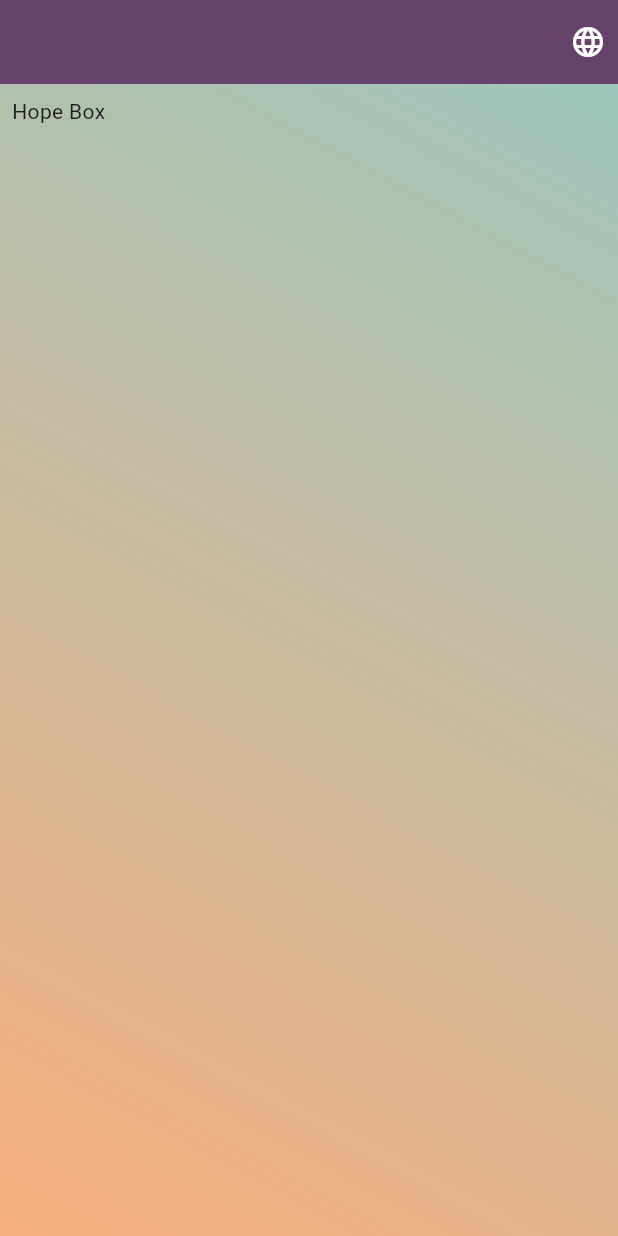
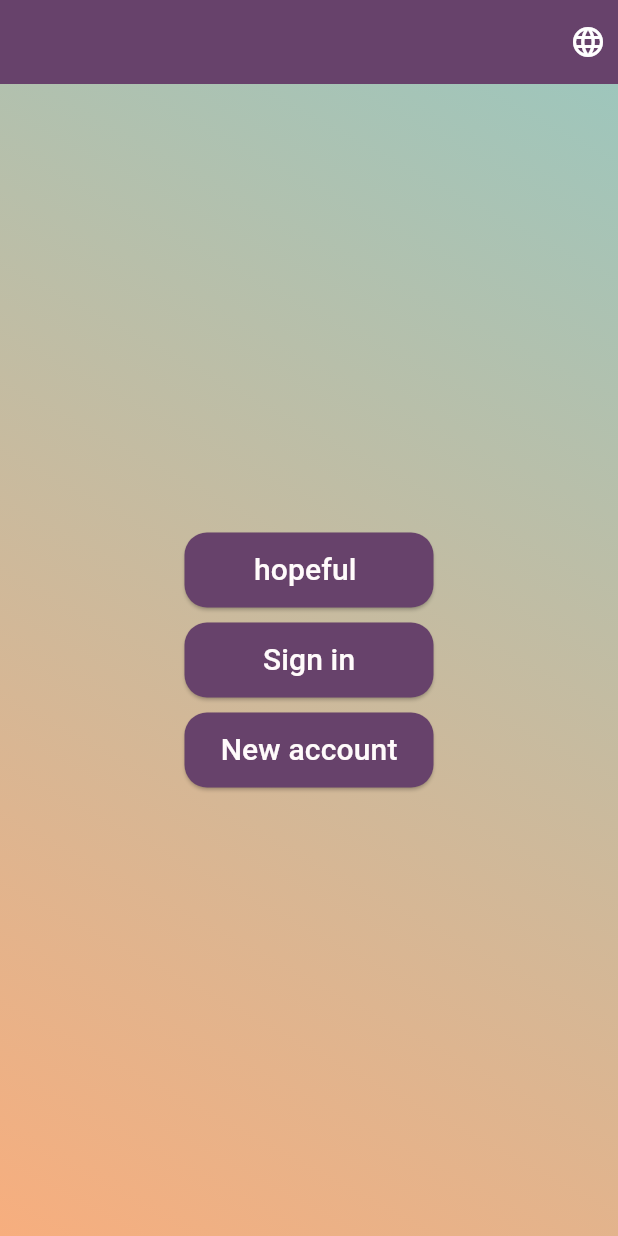
Before and after one commit to SaraElwatany/Nour-App, a Flutter app: the screen it shows after launch, on a phone screen of 412 x 824 dp. Run offline on Flutter 3.47's test engine with Material 3 defaults, Android fonts, the phone set to English and light mode, and no system bars; our stand-ins replace shared_preferences; generated files the repository leaves out were written again.

Commit message:
Welcome screen

```diff
--- a/lib/l10n/intl_ar.arb
+++ b/lib/l10n/intl_ar.arb
@@ -1,5 +1,8 @@
 {
-"hope_box": "صندوق الأمل"
+"hope_box": "صندوق الأمل",
+"sign_in" : "تسجيل دخول",
+"new_account" : "انشاء حساب",
+"hope": "هدوء و أمل"
 
 
 
--- a/lib/l10n/intl_en.arb
+++ b/lib/l10n/intl_en.arb
@@ -1,5 +1,8 @@
 {
-"hope_box": "Hope Box"
+"hope_box": "Hope Box",
+"sign_in" : "Sign in",
+"new_account" : "New account",
+"hope": "hopeful "
 
 
 
--- /dev/null
+++ b/lib/screens/Welcome_screen.dart
@@ -0,0 +1,109 @@
+import 'package:flutter/material.dart';
+import 'package:nour_app/generated/l10n.dart';
+import 'package:nour_app/widgets/localization_icon.dart';
+import 'package:nour_app/screens/hope_box.dart';
+
+class Welcome extends StatefulWidget {
+  const Welcome({Key? key}) : super(key: key);
+
+  @override
+  State<Welcome> createState() => _WelcomeState();
+}
+
+class _WelcomeState extends State<Welcome> {
+  @override
+  Widget build(BuildContext context) {
+    return Scaffold(
+      appBar: const LocalizationIcon(),
+      body: Container(
+        width: double.infinity,
+        height: double.infinity,
+        decoration: BoxDecoration(
+          gradient: LinearGradient(
+            colors: [
+              Theme.of(context).colorScheme.primary,
+              Theme.of(context).colorScheme.secondary,
+            ],
+            begin: Alignment.bottomLeft,
+            end: Alignment.topRight,
+          ),
+        ),
+        child: Padding(
+          padding: const EdgeInsets.all(8.0),
+          child: Column(
+            mainAxisAlignment: MainAxisAlignment.center,
+            children: [
+              Center(
+                child: Column(
+                  crossAxisAlignment: CrossAxisAlignment.center,
+                  children: [
+                    ElevatedButton(
+                      onPressed: () {
+                        Navigator.push(
+                          context,
+                          MaterialPageRoute(
+                              builder: (context) => const HopeBox()),
+                        );
+                      },
+                      style: ElevatedButton.styleFrom(
+                        shape: RoundedRectangleBorder(
+                            borderRadius: BorderRadius.circular(15)),
+                        fixedSize: const Size(166, 50),
+                        backgroundColor: Theme.of(context).colorScheme.surface,
+                      ),
+                      child: Text(
+                        S.of(context).hope,
+                        style: const TextStyle(
+                          fontSize: 20,
+                          color: Color.fromARGB(255, 255, 251, 251),
+                        ),
+                      ),
+                    ),
+                    const SizedBox(height: 10),
+                    ElevatedButton(
+                      onPressed: () {
+                        // Add onPressed functionality
+                      },
+                      style: ElevatedButton.styleFrom(
+                        shape: RoundedRectangleBorder(
+                            borderRadius: BorderRadius.circular(15)),
+                        fixedSize: const Size(166, 50),
+                        backgroundColor: Theme.of(context).colorScheme.surface,
+                      ),
+                      child: Text(
+                        S.of(context).sign_in,
+                        style: const TextStyle(
+                          fontSize: 20,
+                          color: Color.fromARGB(255, 255, 251, 251),
+                        ),
+                      ),
+                    ),
+                    const SizedBox(height: 10),
+                    ElevatedButton(
+                      onPressed: () {
+                        // Add onPressed functionality
+                      },
+                      style: ElevatedButton.styleFrom(
+                        shape: RoundedRectangleBorder(
+                            borderRadius: BorderRadius.circular(15)),
+                        fixedSize: const Size(166, 50),
+                        backgroundColor: Theme.of(context).colorScheme.surface,
+                      ),
+                      child: Text(
+                        S.of(context).new_account,
+                        style: const TextStyle(
+                          fontSize: 20,
+                          color: Color.fromARGB(255, 255, 251, 251),
+                        ),
+                      ),
+                    ),
+                  ],
+                ),
+              ),
+            ],
+          ),
+        ),
+      ),
+    );
+  }
+}
--- a/lib/screens/splash_screen.dart
+++ b/lib/screens/splash_screen.dart
@@ -1,7 +1,7 @@
 import 'dart:async';
 
 import 'package:flutter/material.dart';
-import 'package:nour_app/screens/hope_box.dart';
+import 'package:nour_app/screens/Welcome_screen.dart';
 
 class SplashScreen extends StatefulWidget {
   const SplashScreen({super.key});
@@ -18,8 +18,8 @@ class _SplashScreenState extends State<SplashScreen> {
     super.initState();
     Timer(
         const Duration(seconds: 3),
-        () => Navigator.pushReplacement(context,
-            MaterialPageRoute(builder: (context) => const HopeBox())));
+        () => Navigator.pushReplacement(
+            context, MaterialPageRoute(builder: (context) => const Welcome())));
   }
 
   @override
@@ -32,12 +32,10 @@ class _SplashScreenState extends State<SplashScreen> {
               colors: [
                 Theme.of(context).colorScheme.primary,
                 Theme.of(context).colorScheme.secondary,
-
               ],
               begin: Alignment.bottomLeft,
               end: Alignment.topRight,
-                )
-            ),
+            )),
             child: Column(
               mainAxisAlignment: MainAxisAlignment.center,
               children: [
@@ -52,7 +50,6 @@ class _SplashScreenState extends State<SplashScreen> {
                       ),
                 ),
                 // const SizedBox(height: 20,),
-
               ],
             )));
   }
```
Also changed, not shown: lib/generated/intl/messages_ar.dart, lib/generated/intl/messages_en.dart, lib/generated/l10n.dart. Lines whose indentation alone changed are shown as unchanged.
